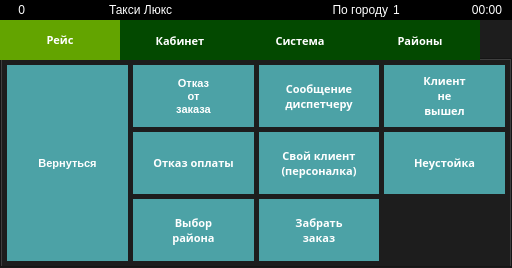
Before: the Qt Designer form indigotaxi.ui in koolkhel/wince-taximeter, drawn with Qt 5.
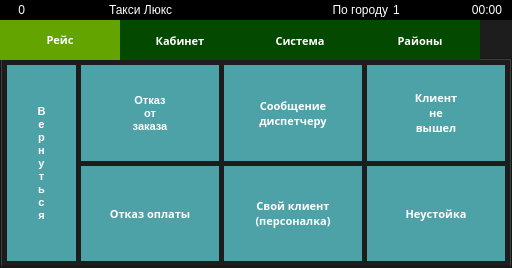
After: the same form once the commit is applied. The open tabs and pages were chosen to show the change. Icons and pictures are not drawn.

Commit message: внезапно починили целый экран

What changed in the file:
```diff
--- a/indigotaxi.ui
+++ b/indigotaxi.ui
@@ -1612,63 +1612,13 @@
                <number>0</number>
               </property>
               <widget class="QWidget" name="orderSettingsStackedWidgetPage1">
-               <layout class="QGridLayout" name="gridLayout" rowstretch="1,1,1" columnstretch="1,1,1,1">
+               <layout class="QGridLayout" name="gridLayout" rowstretch="1,1" columnstretch="1,2,2,2">
                 <property name="margin">
                  <number>5</number>
                 </property>
                 <property name="spacing">
                  <number>5</number>
                 </property>
-                <item row="0" column="0" rowspan="3">
-                 <widget class="QPushButton" name="backToStandByButton">
-                  <property name="sizePolicy">
-                   <sizepolicy hsizetype="Preferred" vsizetype="Expanding">
-                    <horstretch>0</horstretch>
-                    <verstretch>0</verstretch>
-                   </sizepolicy>
-                  </property>
-                  <property name="font">
-                   <font>
-                    <family>Segoe UI</family>
-                    <pointsize>8</pointsize>
-                    <weight>75</weight>
-                    <italic>false</italic>
-                    <bold>true</bold>
-                   </font>
-                  </property>
-                  <property name="text">
-                   <string>Вернуться</string>
-                  </property>
-                 </widget>
-                </item>
-                <item row="0" column="3">
-                 <widget class="QPushButton" name="pushButton_3">
-                  <property name="sizePolicy">
-                   <sizepolicy hsizetype="Minimum" vsizetype="Expanding">
-                    <horstretch>0</horstretch>
-                    <verstretch>0</verstretch>
-                   </sizepolicy>
-                  </property>
-                  <property name="text">
-                   <string>Клиент
-не
-вышел</string>
-                  </property>
-                 </widget>
-                </item>
-                <item row="1" column="3">
-                 <widget class="QPushButton" name="pushButton_7">
-                  <property name="sizePolicy">
-                   <sizepolicy hsizetype="Minimum" vsizetype="Expanding">
-                    <horstretch>0</horstretch>
-                    <verstretch>0</verstretch>
-                   </sizepolicy>
-                  </property>
-                  <property name="text">
-                   <string>Неустойка</string>
-                  </property>
-                 </widget>
-                </item>
                 <item row="0" column="1">
                  <widget class="QPushButton" name="refuseButton">
                   <property name="sizePolicy">
@@ -1707,6 +1657,21 @@
                   </property>
                  </widget>
                 </item>
+                <item row="0" column="3">
+                 <widget class="QPushButton" name="pushButton_3">
+                  <property name="sizePolicy">
+                   <sizepolicy hsizetype="Minimum" vsizetype="Expanding">
+                    <horstretch>0</horstretch>
+                    <verstretch>0</verstretch>
+                   </sizepolicy>
+                  </property>
+                  <property name="text">
+                   <string>Клиент
+не
+вышел</string>
+                  </property>
+                 </widget>
+                </item>
                 <item row="1" column="1">
                  <widget class="QPushButton" name="pushButton_9">
                   <property name="sizePolicy">
@@ -1734,31 +1699,46 @@
                   </property>
                  </widget>
                 </item>
-                <item row="2" column="1">
-                 <widget class="QPushButton" name="pushButton_12">
+                <item row="1" column="3">
+                 <widget class="QPushButton" name="pushButton_7">
                   <property name="sizePolicy">
-                   <sizepolicy hsizetype="Preferred" vsizetype="Expanding">
+                   <sizepolicy hsizetype="Minimum" vsizetype="Expanding">
                     <horstretch>0</horstretch>
                     <verstretch>0</verstretch>
                    </sizepolicy>
                   </property>
                   <property name="text">
-                   <string>Выбор
-района</string>
+                   <string>Неустойка</string>
                   </property>
                  </widget>
                 </item>
-                <item row="2" column="2">
-                 <widget class="QPushButton" name="pushButton_13">
+                <item row="0" column="0" rowspan="2">
+                 <widget class="QPushButton" name="backToStandByButton">
                   <property name="sizePolicy">
                    <sizepolicy hsizetype="Preferred" vsizetype="Expanding">
                     <horstretch>0</horstretch>
                     <verstretch>0</verstretch>
                    </sizepolicy>
                   </property>
+                  <property name="font">
+                   <font>
+                    <family>Segoe UI</family>
+                    <pointsize>8</pointsize>
+                    <weight>75</weight>
+                    <italic>false</italic>
+                    <bold>true</bold>
+                   </font>
+                  </property>
                   <property name="text">
-                   <string>Забрать
-заказ</string>
+                   <string>В
+е
+р
+н
+у
+т
+ь
+с
+я</string>
                   </property>
                  </widget>
                 </item>
```
Left out of the diff: 475 changed lines with no effect on the pictures.
